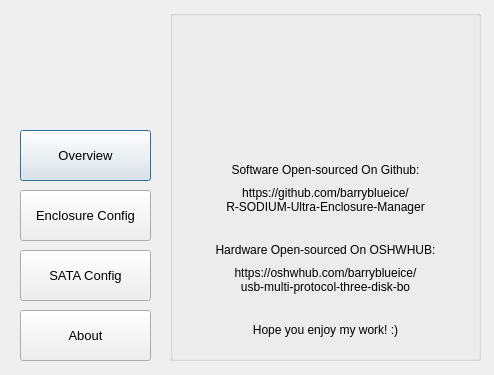
This is ultra_enclosure_manager.ui in barryblueice/R-SODIUM-Ultra-Enclosure-Manager as Qt 5 draws it before an edit. The edited form follows.
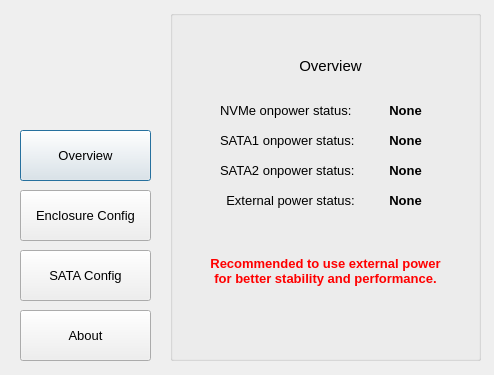
This is the edited form. Icons and pictures are not drawn.

```diff
--- a/ultra_enclosure_manager.ui
+++ b/ultra_enclosure_manager.ui
@@ -1083,9 +1083,9 @@
    <widget class="QLabel" name="ext_pwr_tips">
     <property name="geometry">
      <rect>
-      <x>30</x>
+      <x>0</x>
       <y>240</y>
-      <width>261</width>
+      <width>311</width>
       <height>41</height>
      </rect>
     </property>
@@ -1274,8 +1274,8 @@
   <zorder>about_button</zorder>
   <zorder>sataconfig</zorder>
   <zorder>boxmode</zorder>
-  <zorder>overview</zorder>
   <zorder>about</zorder>
+  <zorder>overview</zorder>
  </widget>
  <resources>
   <include location="usm.qrc"/>
```
